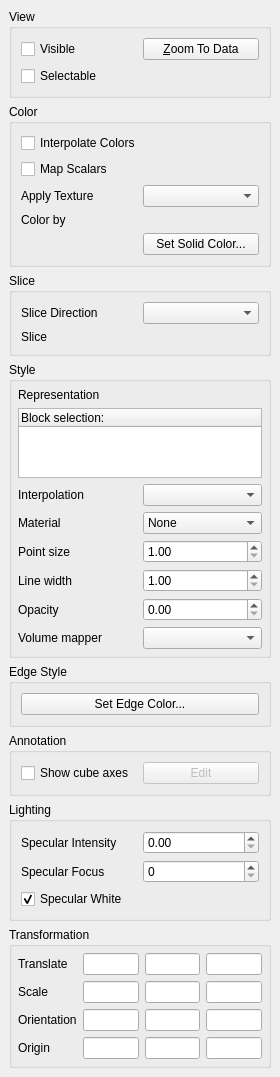
Qt form Qt/Components/Resources/UI/pqDisplayProxyEditor.ui (wildmichael/ParaView3-enhancements-old) before a commit.
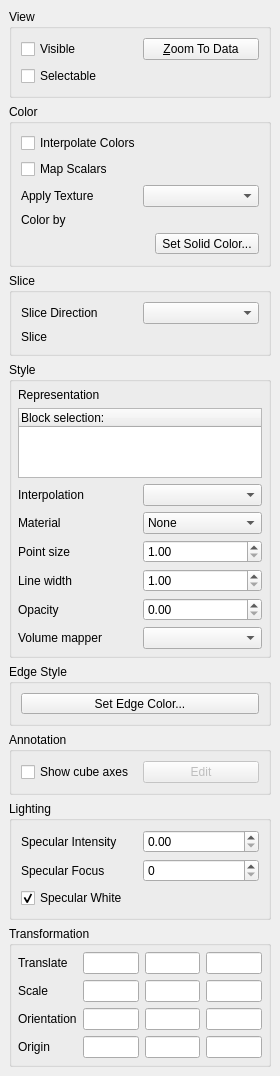
The same form after that commit. The open tabs and pages were chosen to show the change. Custom widgets are drawn as their Qt base class.

Commit message: ENH: Fixed BUG #6695. Adding notion of "global properties" which can be edited from application settings. Solid color etc. can be set as one of the global properties and then when one changes the global properties, it changes all objects that are linked to it. Currently only colors are provided as global properties but can be extended to other types such as line thickness etc.

What changed in the file:
```diff
--- a/Qt/Components/Resources/UI/pqDisplayProxyEditor.ui
+++ b/Qt/Components/Resources/UI/pqDisplayProxyEditor.ui
@@ -194,7 +194,7 @@
            </widget>
           </item>
           <item row="0" column="1" >
-           <widget class="pqColorChooserButton" name="ColorActorColor" >
+           <widget class="pqStandardColorButton" name="ColorActorColor" >
             <property name="enabled" >
              <bool>true</bool>
             </property>
@@ -514,7 +514,7 @@
        <number>6</number>
       </property>
       <item row="0" column="0" >
-       <widget class="pqColorChooserButton" name="EdgeColor" >
+       <widget class="pqStandardColorButton" name="EdgeColor" >
         <property name="enabled" >
          <bool>true</bool>
         </property>
@@ -890,9 +890,9 @@
    <header>pqTextureComboBox.h</header>
   </customwidget>
   <customwidget>
-   <class>pqColorChooserButton</class>
-   <extends>QPushButton</extends>
-   <header>pqColorChooserButton.h</header>
+   <class>pqStandardColorButton</class>
+   <extends>QToolButton</extends>
+   <header>pqStandardColorButton.h</header>
   </customwidget>
   <customwidget>
    <class>pqIntRangeWidget</class>
```
The commit also changes 32 other files.
